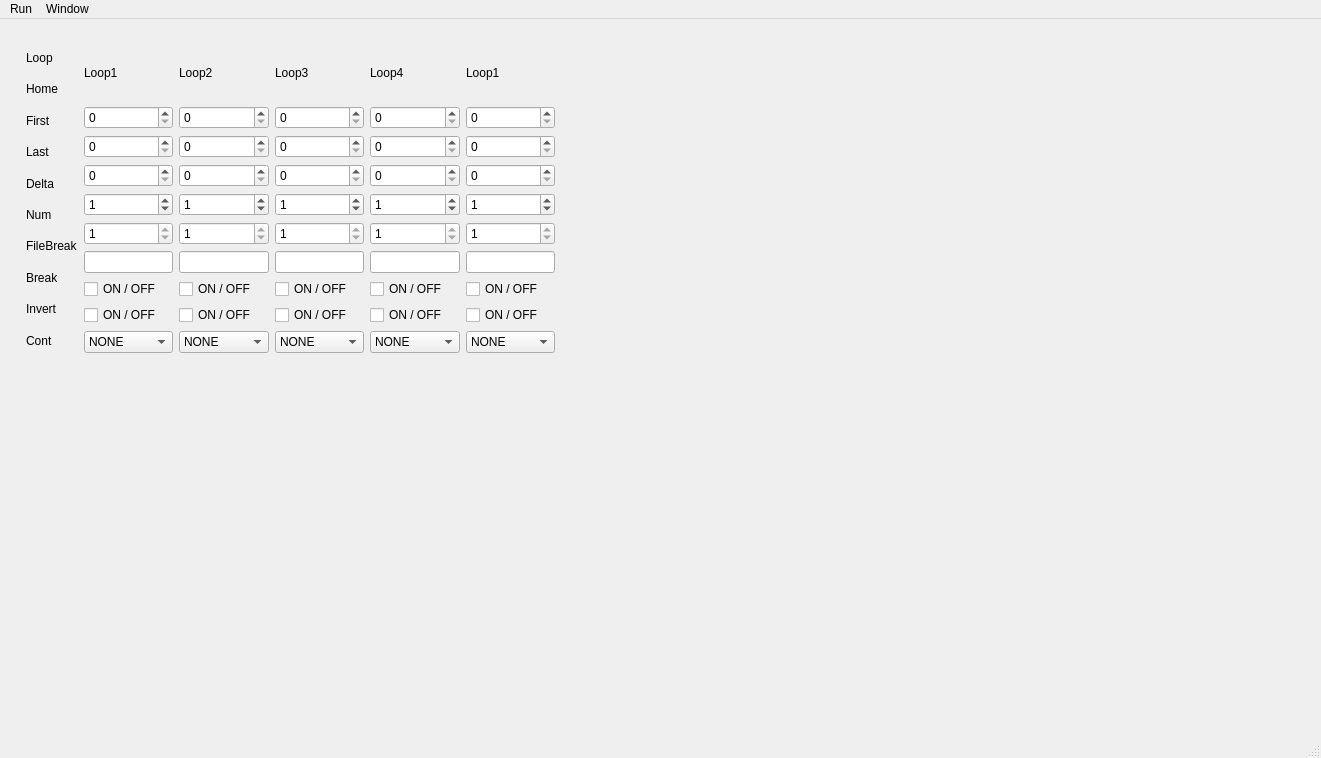
Before: the Qt Designer form src/gui/trs2.ui in antoniopifferi/TRS2, drawn with Qt 5.
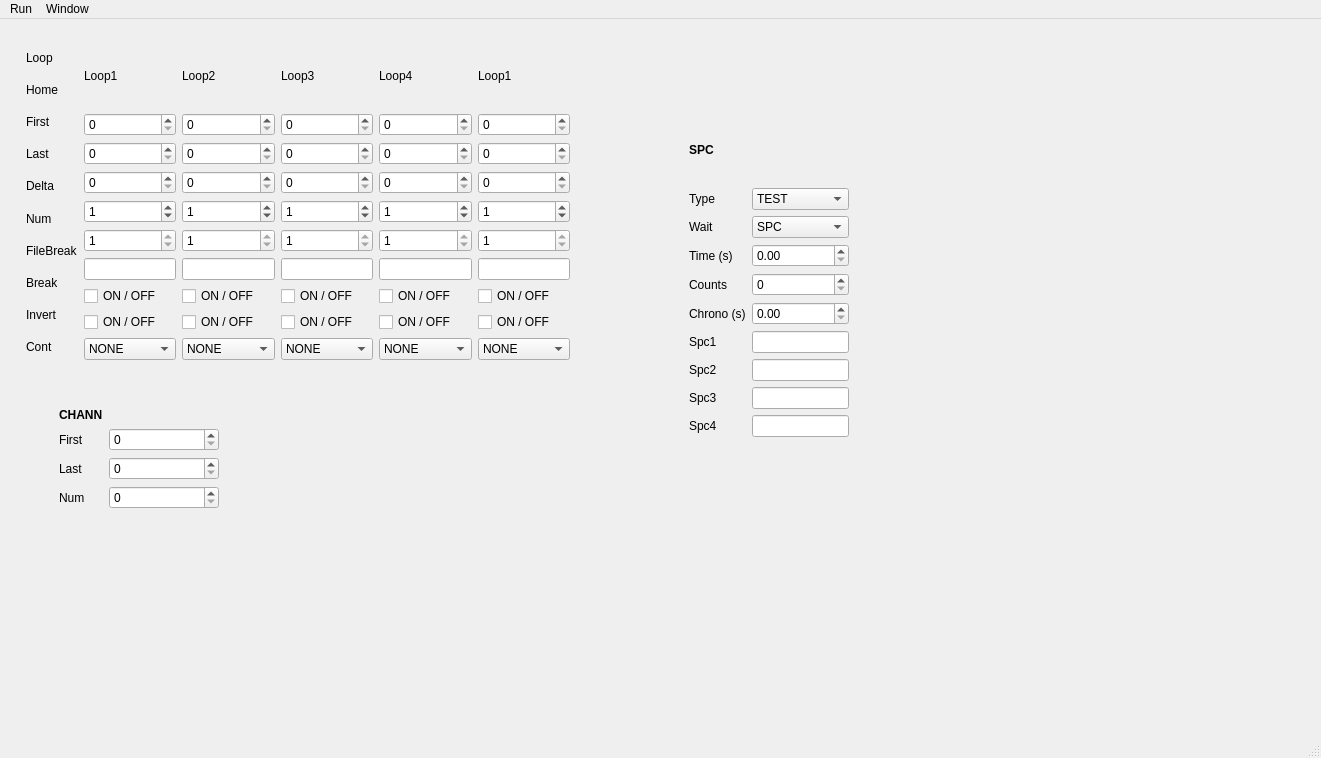
After: the same form once the commit is applied. The open tabs and pages were chosen to show the change. Custom widgets are drawn as their Qt base class.

Commit message: restart nov30

Patch:
```diff
--- a/src/gui/trs2.ui
+++ b/src/gui/trs2.ui
@@ -26,8 +26,8 @@
          <rect>
           <x>11</x>
           <y>11</y>
-          <width>541</width>
-          <height>320</height>
+          <width>556</width>
+          <height>327</height>
          </rect>
         </property>
         <layout class="QHBoxLayout" name="horizontalLayout_3">
@@ -689,6 +689,221 @@
          </item>
         </layout>
        </widget>
+       <widget class="QWidget" name="gridLayoutWidget">
+        <property name="geometry">
+         <rect>
+          <x>680</x>
+          <y>90</y>
+          <width>160</width>
+          <height>319</height>
+         </rect>
+        </property>
+        <layout class="QGridLayout" name="gridLayout_2">
+         <item row="1" column="0">
+          <widget class="QLabel" name="label_9">
+           <property name="text">
+            <string>Type</string>
+           </property>
+          </widget>
+         </item>
+         <item row="8" column="1">
+          <widget class="QLineEdit" name="lineEdit_3"/>
+         </item>
+         <item row="3" column="1">
+          <widget class="QDoubleSpinBox" name="doubleSpinBox"/>
+         </item>
+         <item row="7" column="1">
+          <widget class="QLineEdit" name="lineEdit_2"/>
+         </item>
+         <item row="8" column="0">
+          <widget class="QLabel" name="label_16">
+           <property name="text">
+            <string>Spc3</string>
+           </property>
+          </widget>
+         </item>
+         <item row="4" column="0">
+          <widget class="QLabel" name="label_12">
+           <property name="text">
+            <string>Counts</string>
+           </property>
+          </widget>
+         </item>
+         <item row="5" column="1">
+          <widget class="QDoubleSpinBox" name="doubleSpinBox_2"/>
+         </item>
+         <item row="7" column="0">
+          <widget class="QLabel" name="label_15">
+           <property name="text">
+            <string>Spc2</string>
+           </property>
+          </widget>
+         </item>
+         <item row="2" column="1">
+          <widget class="QComboBox" name="comboBox_2">
+           <item>
+            <property name="text">
+             <string>SPC</string>
+            </property>
+           </item>
+           <item>
+            <property name="text">
+             <string>TIME</string>
+            </property>
+           </item>
+           <item>
+            <property name="text">
+             <string>DELAY</string>
+            </property>
+           </item>
+           <item>
+            <property name="text">
+             <string>POS</string>
+            </property>
+           </item>
+           <item>
+            <property name="text">
+             <string>TRIG</string>
+            </property>
+           </item>
+          </widget>
+         </item>
+         <item row="9" column="1">
+          <widget class="QLineEdit" name="lineEdit_4"/>
+         </item>
+         <item row="1" column="1">
+          <widget class="QComboBox" name="comboBox">
+           <item>
+            <property name="text">
+             <string>TEST</string>
+            </property>
+           </item>
+           <item>
+            <property name="text">
+             <string>SPC</string>
+            </property>
+           </item>
+           <item>
+            <property name="text">
+             <string>MHARP</string>
+            </property>
+           </item>
+           <item>
+            <property name="text">
+             <string>SWAB</string>
+            </property>
+           </item>
+          </widget>
+         </item>
+         <item row="4" column="1">
+          <widget class="QSpinBox" name="spinBox"/>
+         </item>
+         <item row="6" column="1">
+          <widget class="QLineEdit" name="lineEdit"/>
+         </item>
+         <item row="6" column="0">
+          <widget class="QLabel" name="label_14">
+           <property name="text">
+            <string>Spc1</string>
+           </property>
+          </widget>
+         </item>
+         <item row="5" column="0">
+          <widget class="QLabel" name="label_13">
+           <property name="text">
+            <string>Chrono (s)</string>
+           </property>
+          </widget>
+         </item>
+         <item row="2" column="0">
+          <widget class="QLabel" name="label_10">
+           <property name="text">
+            <string>Wait</string>
+           </property>
+          </widget>
+         </item>
+         <item row="3" column="0">
+          <widget class="QLabel" name="label_11">
+           <property name="text">
+            <string>Time (s)</string>
+           </property>
+          </widget>
+         </item>
+         <item row="9" column="0">
+          <widget class="QLabel" name="label_17">
+           <property name="text">
+            <string>Spc4</string>
+           </property>
+          </widget>
+         </item>
+         <item row="0" column="0">
+          <widget class="QLabel" name="label_18">
+           <property name="font">
+            <font>
+             <bold>true</bold>
+            </font>
+           </property>
+           <property name="text">
+            <string>SPC</string>
+           </property>
+          </widget>
+         </item>
+        </layout>
+       </widget>
+       <widget class="QWidget" name="formLayoutWidget">
+        <property name="geometry">
+         <rect>
+          <x>50</x>
+          <y>380</y>
+          <width>160</width>
+          <height>121</height>
+         </rect>
+        </property>
+        <layout class="QFormLayout" name="formLayout">
+         <item row="0" column="0">
+          <widget class="QLabel" name="label_19">
+           <property name="font">
+            <font>
+             <bold>true</bold>
+            </font>
+           </property>
+           <property name="text">
+            <string>CHANN</string>
+           </property>
+          </widget>
+         </item>
+         <item row="1" column="0">
+          <widget class="QLabel" name="label_20">
+           <property name="text">
+            <string>First</string>
+           </property>
+          </widget>
+         </item>
+         <item row="2" column="0">
+          <widget class="QLabel" name="label_21">
+           <property name="text">
+            <string>Last</string>
+           </property>
+          </widget>
+         </item>
+         <item row="3" column="0">
+          <widget class="QLabel" name="label_22">
+           <property name="text">
+            <string>Num</string>
+           </property>
+          </widget>
+         </item>
+         <item row="1" column="1">
+          <widget class="QSpinBox" name="spinBox_2"/>
+         </item>
+         <item row="2" column="1">
+          <widget class="QSpinBox" name="spinBox_3"/>
+         </item>
+         <item row="3" column="1">
+          <widget class="QSpinBox" name="spinBox_4"/>
+         </item>
+        </layout>
+       </widget>
       </widget>
       <widget class="QWidget" name="Step">
        <widget class="QWidget" name="layoutWidget_4">
```
Left out of the diff: 60 changed lines with no effect on the pictures. The commit also changes 1 other file.
